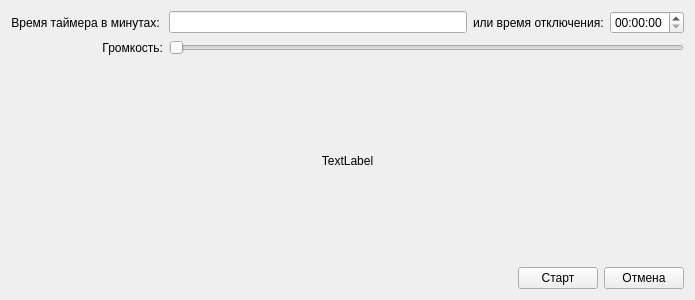
pAVlicSim/timer_power_off, file on_timer/main_form.ui: the form before one commit.
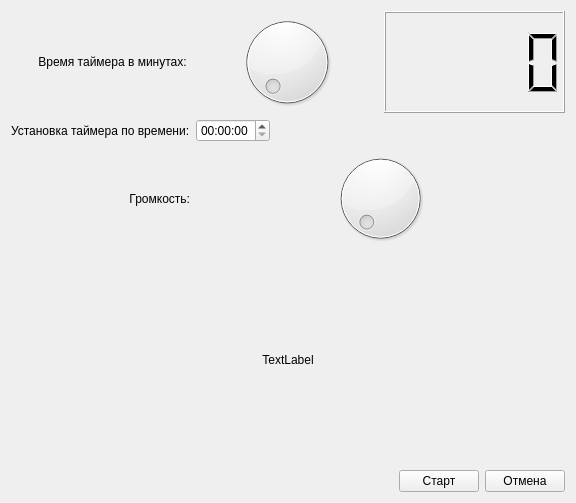
The form after the commit.

Commit message: практически готово

The edit to the form file:
```diff
--- a/on_timer/main_form.ui
+++ b/on_timer/main_form.ui
@@ -6,10 +6,16 @@
    <rect>
     <x>0</x>
     <y>0</y>
-    <width>695</width>
-    <height>300</height>
+    <width>576</width>
+    <height>503</height>
    </rect>
   </property>
+  <property name="sizePolicy">
+   <sizepolicy hsizetype="Fixed" vsizetype="Fixed">
+    <horstretch>0</horstretch>
+    <verstretch>0</verstretch>
+   </sizepolicy>
+  </property>
   <property name="windowTitle">
    <string>Form</string>
   </property>
@@ -19,6 +25,60 @@
   <layout class="QVBoxLayout" name="verticalLayout">
    <item>
     <layout class="QGridLayout" name="gridLayout">
+     <item row="1" column="0">
+      <widget class="QLabel" name="label_4">
+       <property name="text">
+        <string>Установка таймера по времени:</string>
+       </property>
+      </widget>
+     </item>
+     <item row="1" column="2">
+      <layout class="QHBoxLayout" name="horizontalLayout_3">
+       <item>
+        <widget class="QTimeEdit" name="timeEdit_timer">
+         <property name="styleSheet">
+          <string notr="true">font: italic 16pt &quot;Sans Serif&quot;;</string>
+         </property>
+        </widget>
+       </item>
+       <item>
+        <spacer name="horizontalSpacer_2">
+         <property name="orientation">
+          <enum>Qt::Horizontal</enum>
+         </property>
+         <property name="sizeHint" stdset="0">
+          <size>
+           <width>40</width>
+           <height>20</height>
+          </size>
+         </property>
+        </spacer>
+       </item>
+      </layout>
+     </item>
+     <item row="0" column="2">
+      <layout class="QHBoxLayout" name="horizontalLayout_2">
+       <item>
+        <widget class="QDial" name="dial_timer">
+         <property name="maximum">
+          <number>120</number>
+         </property>
+        </widget>
+       </item>
+       <item>
+        <widget class="QLCDNumber" name="lcdNumber_minutes">
+         <property name="font">
+          <font>
+           <family>Yrsa Medium</family>
+           <pointsize>16</pointsize>
+           <italic>true</italic>
+           <bold>false</bold>
+          </font>
+         </property>
+        </widget>
+       </item>
+      </layout>
+     </item>
      <item row="0" column="0">
       <widget class="QLabel" name="label_2">
        <property name="text">
@@ -29,14 +89,14 @@
        </property>
       </widget>
      </item>
-     <item row="1" column="2">
-      <widget class="QSlider" name="horizontalSlider">
-       <property name="orientation">
-        <enum>Qt::Horizontal</enum>
+     <item row="2" column="2">
+      <widget class="QDial" name="dial_sound">
+       <property name="maximum">
+        <number>100</number>
        </property>
       </widget>
      </item>
-     <item row="1" column="0">
+     <item row="2" column="0">
       <widget class="QLabel" name="label">
        <property name="text">
         <string>Громкость:</string>
@@ -46,29 +106,15 @@
        </property>
       </widget>
      </item>
-     <item row="0" column="2">
-      <layout class="QHBoxLayout" name="horizontalLayout_2">
-       <item>
-        <widget class="QLineEdit" name="lineEdit_tiver"/>
-       </item>
-       <item>
-        <widget class="QLabel" name="label_4">
-         <property name="text">
-          <string>или время отключения:</string>
-         </property>
-        </widget>
-       </item>
-       <item>
-        <widget class="QTimeEdit" name="timeEdit_timer"/>
-       </item>
-      </layout>
-     </item>
     </layout>
    </item>
    <item>
     <layout class="QVBoxLayout" name="verticalLayout_2">
      <item>
-      <widget class="QLabel" name="label_3">
+      <widget class="QLabel" name="label_status">
+       <property name="styleSheet">
+        <string notr="true">font: italic 16pt &quot;Sans Serif&quot;;</string>
+       </property>
        <property name="text">
         <string>TextLabel</string>
        </property>
```
Left out of the diff: 19 changed lines with no effect on the pictures. The commit also changes 2 other files.
